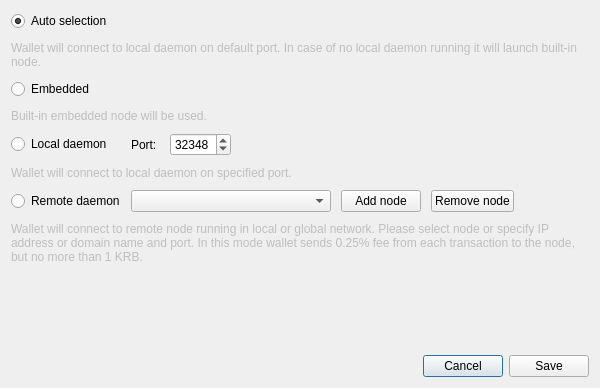
This is src/gui/ui/connectionsettingsdialog.ui in cryptonotefoundation/cryptonotewallet as Qt 5 draws it before an edit. The edited form follows.
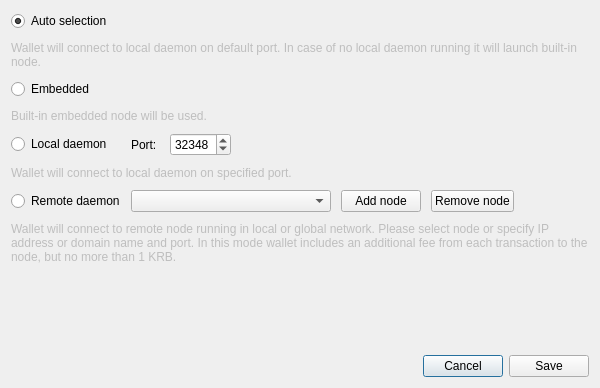
This is the edited form. Icons and pictures are not drawn.

Commit message: Flatrate node fee + automated CI/CD workflow for releases (#35)

```diff
--- a/src/gui/ui/connectionsettingsdialog.ui
+++ b/src/gui/ui/connectionsettingsdialog.ui
@@ -248,7 +248,7 @@
         </size>
        </property>
        <property name="text">
-        <string>Wallet will connect to remote node running in local or global network. Please select node or specify IP address or domain name and port. In this mode wallet sends 0.25% fee from each transaction to the node, but no more than 1 KRB.</string>
+        <string>Wallet will connect to remote node running in local or global network. Please select node or specify IP address or domain name and port. In this mode wallet includes an additional fee from each transaction to the node, but no more than 1 KRB.</string>
        </property>
        <property name="wordWrap">
         <bool>true</bool>
```
The commit also changes 33 other files.
